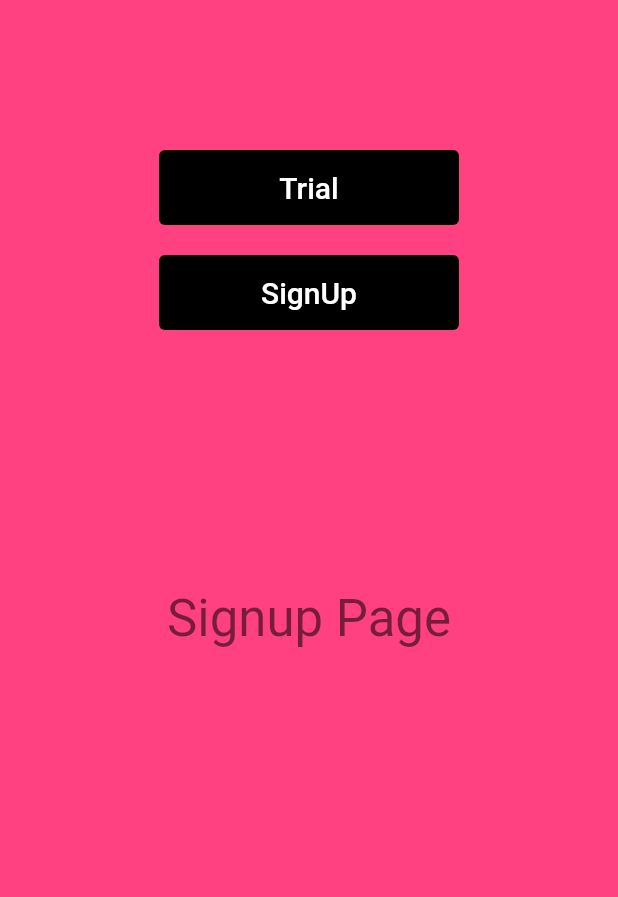
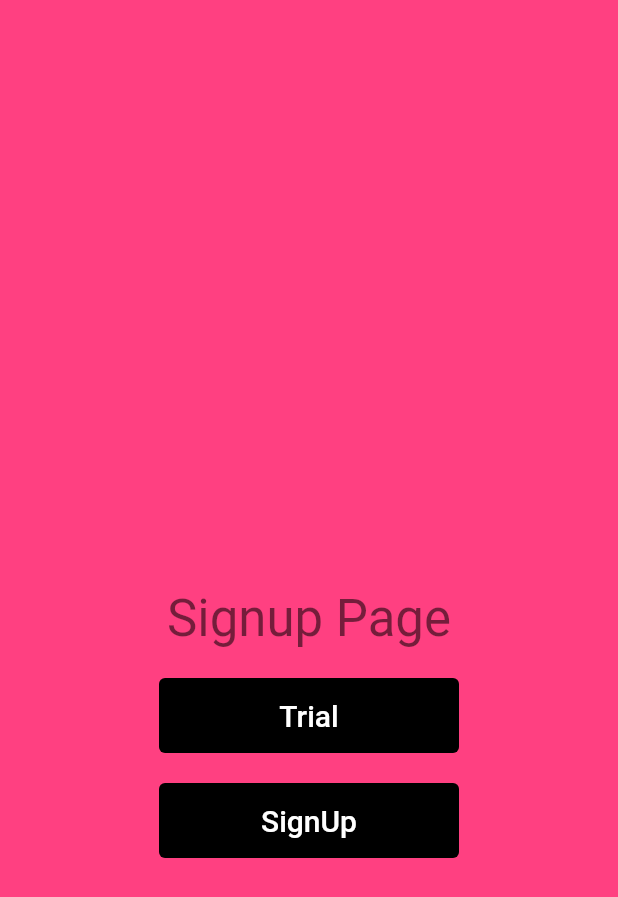
Before and after one commit to ShiraZull/Minder, a Flutter app: the SignUpPage widget shown alone on an empty page, opened directly, on a phone screen of 412 x 824 dp. Shown: the top 897 px of the screen. Run offline on Flutter 3.47's test engine with Material 2 defaults, Android fonts, the light colour scheme and no system bars; our stand-ins replace shared_preferences; accounts and stored records are empty.

Commit message:
Updated button layout

```diff
--- a/minder/lib/authentication/signup.dart
+++ b/minder/lib/authentication/signup.dart
@@ -39,9 +39,10 @@ class SignUpPage extends StatelessWidget {
           ),
           Center(
             child: Column(
+              mainAxisAlignment: MainAxisAlignment.center,
               children: [
                 const SizedBox(
-                  height: 100,
+                  height: 200,
                 ),
                 TextButton(
                   onPressed: getHome(context, false),
--- a/minder/lib/home.dart
+++ b/minder/lib/home.dart
@@ -1,5 +1,3 @@
-import 'dart:ffi';
-
 import 'package:flutter/material.dart';
 import 'package:shared_preferences/shared_preferences.dart';
 
```
